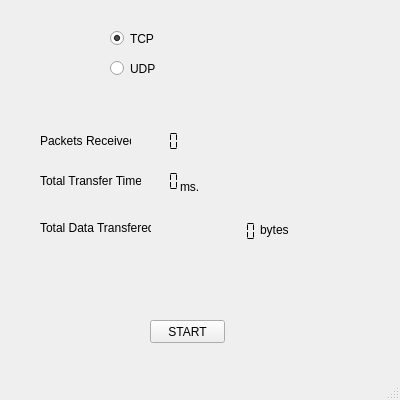
Before: the Qt Designer form serverwindow.ui in RobertArendac/COMP4985-Assignment02, drawn with Qt 5.
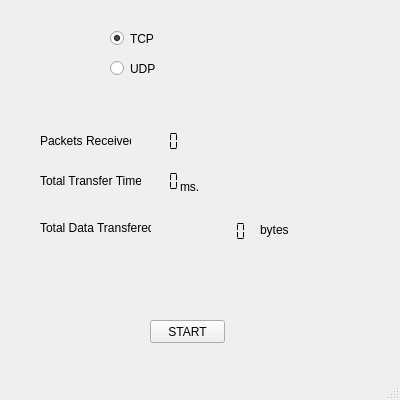
After: the same form once the commit is applied.

```diff
--- a/serverwindow.ui
+++ b/serverwindow.ui
@@ -152,7 +152,7 @@
    <widget class="QLCDNumber" name="dataSize">
     <property name="geometry">
      <rect>
-      <x>160</x>
+      <x>150</x>
       <y>220</y>
       <width>101</width>
       <height>23</height>
```
